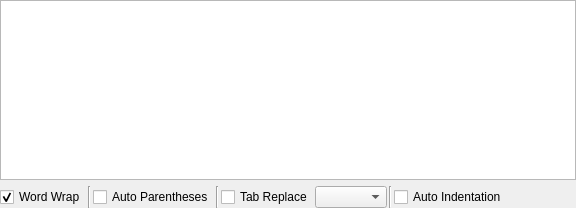
Qt form Editor/src/Widget/WgtCodeEditor.ui (GameOverture/HarmonyEngine) before a commit.
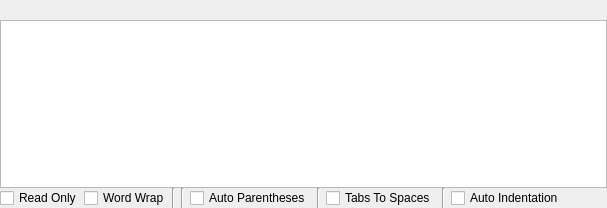
The same form after that commit. Icons and pictures are not drawn. Custom widgets are drawn as their Qt base class.

Commit message: More polish on text viewer/editor

Diff of the .ui file:
```diff
--- a/Editor/src/Widget/WgtCodeEditor.ui
+++ b/Editor/src/Widget/WgtCodeEditor.ui
@@ -6,7 +6,7 @@
    <rect>
     <x>0</x>
     <y>0</y>
-    <width>576</width>
+    <width>607</width>
     <height>208</height>
    </rect>
   </property>
@@ -14,6 +14,9 @@
    <string>Form</string>
   </property>
   <layout class="QVBoxLayout" name="verticalLayout">
+   <property name="spacing">
+    <number>0</number>
+   </property>
    <property name="leftMargin">
     <number>0</number>
    </property>
@@ -26,6 +29,40 @@
    <property name="bottomMargin">
     <number>0</number>
    </property>
+   <item>
+    <layout class="QHBoxLayout" name="horizontalLayout_3">
+     <item>
+      <widget class="QLabel" name="lblFileIcon">
+       <property name="text">
+        <string/>
+       </property>
+       <property name="pixmap">
+        <pixmap resource="../../data/HyEditor.qrc">:/icons16x16/items/Source.png</pixmap>
+       </property>
+      </widget>
+     </item>
+     <item>
+      <widget class="QLabel" name="lblFileName">
+       <property name="text">
+        <string>&lt;FileName&gt;</string>
+       </property>
+      </widget>
+     </item>
+     <item>
+      <spacer name="horizontalSpacer_2">
+       <property name="orientation">
+        <enum>Qt::Horizontal</enum>
+       </property>
+       <property name="sizeHint" stdset="0">
+        <size>
+         <width>40</width>
+         <height>20</height>
+        </size>
+       </property>
+      </spacer>
+     </item>
+    </layout>
+   </item>
    <item>
     <widget class="QCodeEditor" name="codeEditor"/>
    </item>
@@ -34,6 +71,13 @@
      <property name="spacing">
       <number>2</number>
      </property>
+     <item>
+      <widget class="QCheckBox" name="chkReadOnly">
+       <property name="text">
+        <string>Read Only</string>
+       </property>
+      </widget>
+     </item>
      <item>
       <widget class="QCheckBox" name="chkWordWrap">
        <property name="toolTip">
@@ -42,8 +86,27 @@
        <property name="text">
         <string>Word Wrap</string>
        </property>
-       <property name="checked">
-        <bool>true</bool>
+      </widget>
+     </item>
+     <item>
+      <widget class="QWidget" name="wgtCtrls" native="true">
+       <layout class="QHBoxLayout" name="horizontalLayout_2">
+        <property name="leftMargin">
+         <number>0</number>
+        </property>
+        <property name="topMargin">
+         <number>0</number>
+        </property>
+        <property name="rightMargin">
+         <number>0</number>
+        </property>
+        <property name="bottomMargin">
+         <number>0</number>
+        </property>
+        <item>
+         <widget class="Line" name="line">
+          <property name="orientation">
+           <enum>Qt::Vertical</enum>
        </property>
       </widget>
      </item>
@@ -61,23 +124,6 @@
        </property>
       </widget>
      </item>
-     <item>
-      <widget class="Line" name="line_4">
-       <property name="orientation">
-        <enum>Qt::Vertical</enum>
-       </property>
-      </widget>
-     </item>
-     <item>
-      <widget class="QCheckBox" name="checkBox_2">
-       <property name="text">
-        <string>Tab Replace</string>
-       </property>
-      </widget>
-     </item>
-     <item>
-      <widget class="QComboBox" name="comboBox"/>
-     </item>
      <item>
       <widget class="Line" name="line_3">
        <property name="orientation">
@@ -86,10 +132,27 @@
       </widget>
      </item>
      <item>
-      <widget class="QCheckBox" name="checkBox_3">
+         <widget class="QCheckBox" name="chkTabsToSpaces">
+          <property name="text">
+           <string>Tabs To Spaces</string>
+          </property>
+         </widget>
+        </item>
+        <item>
+         <widget class="Line" name="line_4">
+          <property name="orientation">
+           <enum>Qt::Vertical</enum>
+          </property>
+         </widget>
+        </item>
+        <item>
+         <widget class="QCheckBox" name="chkAutoIndentation">
        <property name="text">
         <string>Auto Indentation</string>
        </property>
+         </widget>
+        </item>
+       </layout>
       </widget>
      </item>
      <item>
```
Lines whose indentation alone changed are shown as unchanged. The commit also changes 8 other files.
